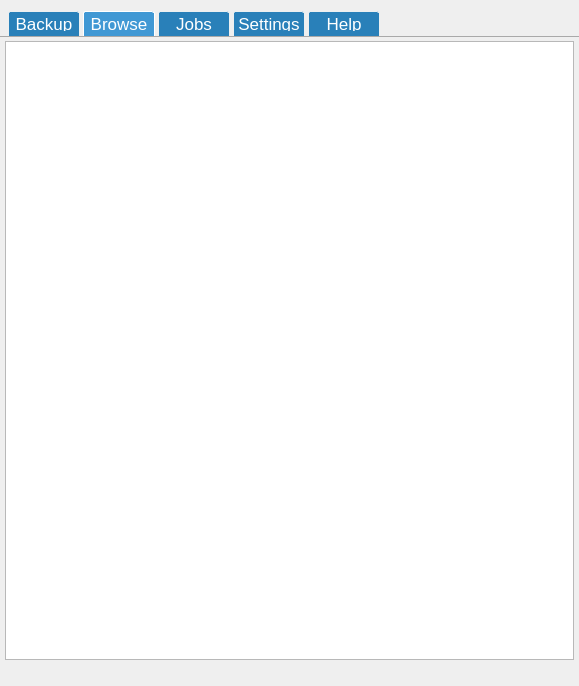
Qt form mainwindow.ui (Tarsnap/tarsnap-gui) before a commit.
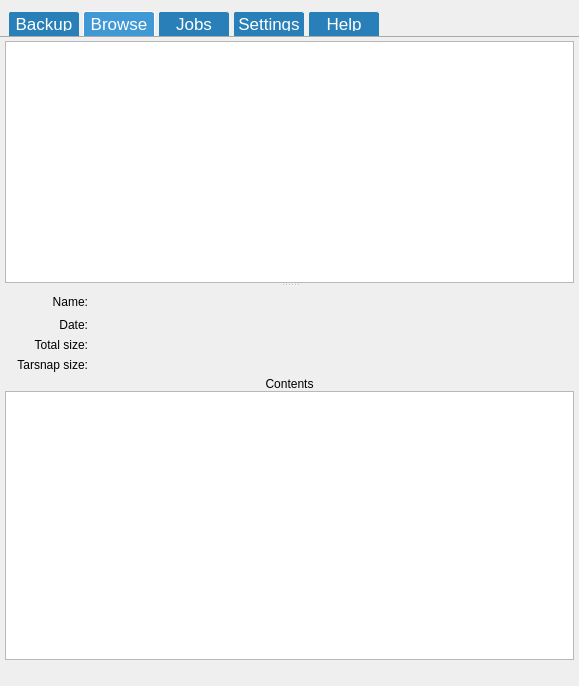
The same form after that commit. Icons and pictures are not drawn. Custom widgets are drawn as their Qt base class.

Commit message: Show archive details and contents when double clicked or Inspect button pressed in the Browse tab.

What changed in the file:
```diff
--- a/mainwindow.ui
+++ b/mainwindow.ui
@@ -294,32 +294,304 @@
         <number>5</number>
        </property>
        <item>
-        <widget class="BrowseListWidget" name="browseListWidget">
-         <property name="contextMenuPolicy">
-          <enum>Qt::ActionsContextMenu</enum>
-         </property>
-         <property name="styleSheet">
-          <string notr="true">#browseListWidget::item
+        <widget class="QWidget" name="widget_2" native="true">
+         <layout class="QVBoxLayout" name="verticalLayout_12">
+          <property name="leftMargin">
+           <number>0</number>
+          </property>
+          <property name="topMargin">
+           <number>0</number>
+          </property>
+          <property name="rightMargin">
+           <number>0</number>
+          </property>
+          <property name="bottomMargin">
+           <number>0</number>
+          </property>
+          <item>
+           <widget class="QSplitter" name="splitter">
+            <property name="orientation">
+             <enum>Qt::Vertical</enum>
+            </property>
+            <widget class="BrowseListWidget" name="browseListWidget">
+             <property name="sizePolicy">
+              <sizepolicy hsizetype="MinimumExpanding" vsizetype="MinimumExpanding">
+               <horstretch>0</horstretch>
+               <verstretch>0</verstretch>
+              </sizepolicy>
+             </property>
+             <property name="contextMenuPolicy">
+              <enum>Qt::ActionsContextMenu</enum>
+             </property>
+             <property name="styleSheet">
+              <string notr="true">#browseListWidget::item
 {
 min-height: 35px;
 selection-background-color: rgba(179, 190, 255, 80);
 }</string>
-         </property>
-         <property name="tabKeyNavigation">
-          <bool>true</bool>
-         </property>
-         <property name="alternatingRowColors">
-          <bool>true</bool>
-         </property>
-         <property name="selectionMode">
-          <enum>QAbstractItemView::ExtendedSelection</enum>
-         </property>
-         <property name="verticalScrollMode">
-          <enum>QAbstractItemView::ScrollPerPixel</enum>
-         </property>
-         <property name="horizontalScrollMode">
-          <enum>QAbstractItemView::ScrollPerPixel</enum>
-         </property>
+             </property>
+             <property name="tabKeyNavigation">
+              <bool>false</bool>
+             </property>
+             <property name="alternatingRowColors">
+              <bool>true</bool>
+             </property>
+             <property name="selectionMode">
+              <enum>QAbstractItemView::ExtendedSelection</enum>
+             </property>
+             <property name="verticalScrollMode">
+              <enum>QAbstractItemView::ScrollPerPixel</enum>
+             </property>
+             <property name="horizontalScrollMode">
+              <enum>QAbstractItemView::ScrollPerPixel</enum>
+             </property>
+            </widget>
+            <widget class="QWidget" name="archiveDetailsWidget" native="true">
+             <property name="sizePolicy">
+              <sizepolicy hsizetype="MinimumExpanding" vsizetype="MinimumExpanding">
+               <horstretch>0</horstretch>
+               <verstretch>0</verstretch>
+              </sizepolicy>
+             </property>
+             <property name="styleSheet">
+              <string notr="true">#archiveWidget {
+/*background: transparent;*/
+}</string>
+             </property>
+             <layout class="QVBoxLayout" name="verticalLayout_13">
+              <property name="spacing">
+               <number>0</number>
+              </property>
+              <property name="leftMargin">
+               <number>0</number>
+              </property>
+              <property name="topMargin">
+               <number>5</number>
+              </property>
+              <property name="rightMargin">
+               <number>0</number>
+              </property>
+              <property name="bottomMargin">
+               <number>0</number>
+              </property>
+              <item>
+               <widget class="QWidget" name="widget_4" native="true">
+                <layout class="QGridLayout" name="gridLayout_4">
+                 <property name="leftMargin">
+                  <number>12</number>
+                 </property>
+                 <property name="topMargin">
+                  <number>0</number>
+                 </property>
+                 <property name="rightMargin">
+                  <number>12</number>
+                 </property>
+                 <property name="bottomMargin">
+                  <number>5</number>
+                 </property>
+                 <item row="0" column="3" rowspan="4">
+                  <widget class="QLabel" name="archiveIconLabel">
+                   <property name="sizePolicy">
+                    <sizepolicy hsizetype="Maximum" vsizetype="Preferred">
+                     <horstretch>0</horstretch>
+                     <verstretch>0</verstretch>
+                    </sizepolicy>
+                   </property>
+                   <property name="text">
+                    <string/>
+                   </property>
+                   <property name="pixmap">
+                    <pixmap resource="resources.qrc">:/resources/file-8x.png</pixmap>
+                   </property>
+                   <property name="alignment">
+                    <set>Qt::AlignRight|Qt::AlignTrailing|Qt::AlignVCenter</set>
+                   </property>
+                   <property name="textInteractionFlags">
+                    <set>Qt::NoTextInteraction</set>
+                   </property>
+                  </widget>
+                 </item>
+                 <item row="3" column="1">
+                  <widget class="QLabel" name="archiveTarsnapSizeLabel">
+                   <property name="sizePolicy">
+                    <sizepolicy hsizetype="Preferred" vsizetype="Preferred">
+                     <horstretch>0</horstretch>
+                     <verstretch>0</verstretch>
+                    </sizepolicy>
+                   </property>
+                   <property name="text">
+                    <string/>
+                   </property>
+                   <property name="textInteractionFlags">
+                    <set>Qt::TextSelectableByMouse</set>
+                   </property>
+                  </widget>
+                 </item>
+                 <item row="1" column="0">
+                  <widget class="QLabel" name="label_24">
+                   <property name="sizePolicy">
+                    <sizepolicy hsizetype="Preferred" vsizetype="Preferred">
+                     <horstretch>0</horstretch>
+                     <verstretch>0</verstretch>
+                    </sizepolicy>
+                   </property>
+                   <property name="text">
+                    <string>Date:</string>
+                   </property>
+                   <property name="alignment">
+                    <set>Qt::AlignRight|Qt::AlignTrailing|Qt::AlignVCenter</set>
+                   </property>
+                   <property name="textInteractionFlags">
+                    <set>Qt::NoTextInteraction</set>
+                   </property>
+                  </widget>
+                 </item>
+                 <item row="3" column="0">
+                  <widget class="QLabel" name="label_26">
+                   <property name="sizePolicy">
+                    <sizepolicy hsizetype="Preferred" vsizetype="Preferred">
+                     <horstretch>0</horstretch>
+                     <verstretch>0</verstretch>
+                    </sizepolicy>
+                   </property>
+                   <property name="text">
+                    <string>Tarsnap size:</string>
+                   </property>
+                   <property name="alignment">
+                    <set>Qt::AlignRight|Qt::AlignTrailing|Qt::AlignVCenter</set>
+                   </property>
+                   <property name="textInteractionFlags">
+                    <set>Qt::NoTextInteraction</set>
+                   </property>
+                  </widget>
+                 </item>
+                 <item row="0" column="0">
+                  <widget class="QLabel" name="label_23">
+                   <property name="sizePolicy">
+                    <sizepolicy hsizetype="Preferred" vsizetype="Preferred">
+                     <horstretch>0</horstretch>
+                     <verstretch>0</verstretch>
+                    </sizepolicy>
+                   </property>
+                   <property name="text">
+                    <string>Name:</string>
+                   </property>
+                   <property name="alignment">
+                    <set>Qt::AlignRight|Qt::AlignTrailing|Qt::AlignVCenter</set>
+                   </property>
+                   <property name="textInteractionFlags">
+                    <set>Qt::NoTextInteraction</set>
+                   </property>
+                  </widget>
+                 </item>
+                 <item row="1" column="1">
+                  <widget class="QLabel" name="archiveDateLabel">
+                   <property name="sizePolicy">
+                    <sizepolicy hsizetype="Preferred" vsizetype="Preferred">
+                     <horstretch>0</horstretch>
+                     <verstretch>0</verstretch>
+                    </sizepolicy>
+                   </property>
+                   <property name="text">
+                    <string/>
+                   </property>
+                   <property name="textInteractionFlags">
+                    <set>Qt::TextSelectableByMouse</set>
+                   </property>
+                  </widget>
+                 </item>
+                 <item row="2" column="1">
+                  <widget class="QLabel" name="archiveTotalSizeLabel">
+                   <property name="sizePolicy">
+                    <sizepolicy hsizetype="Preferred" vsizetype="Preferred">
+                     <horstretch>0</horstretch>
+                     <verstretch>0</verstretch>
+                    </sizepolicy>
+                   </property>
+                   <property name="text">
+                    <string/>
+                   </property>
+                   <property name="textInteractionFlags">
+                    <set>Qt::TextSelectableByMouse</set>
+                   </property>
+                  </widget>
+                 </item>
+                 <item row="2" column="0">
+                  <widget class="QLabel" name="label_25">
+                   <property name="sizePolicy">
+                    <sizepolicy hsizetype="Preferred" vsizetype="Preferred">
+                     <horstretch>0</horstretch>
+                     <verstretch>0</verstretch>
+                    </sizepolicy>
+                   </property>
+                   <property name="text">
+                    <string>Total size:</string>
+                   </property>
+                   <property name="alignment">
+                    <set>Qt::AlignRight|Qt::AlignTrailing|Qt::AlignVCenter</set>
+                   </property>
+                   <property name="textInteractionFlags">
+                    <set>Qt::NoTextInteraction</set>
+                   </property>
+                  </widget>
+                 </item>
+                 <item row="0" column="1">
+                  <widget class="QLabel" name="archiveNameLabel">
+                   <property name="sizePolicy">
+                    <sizepolicy hsizetype="Preferred" vsizetype="Preferred">
+                     <horstretch>0</horstretch>
+                     <verstretch>0</verstretch>
+                    </sizepolicy>
+                   </property>
+                   <property name="text">
+                    <string/>
+                   </property>
+                   <property name="textInteractionFlags">
+                    <set>Qt::TextSelectableByMouse</set>
+                   </property>
+                  </widget>
+                 </item>
+                 <item row="0" column="2">
+                  <spacer name="horizontalSpacer_5">
+                   <property name="orientation">
+                    <enum>Qt::Horizontal</enum>
+                   </property>
+                   <property name="sizeType">
+                    <enum>QSizePolicy::MinimumExpanding</enum>
+                   </property>
+                   <property name="sizeHint" stdset="0">
+                    <size>
+                     <width>40</width>
+                     <height>20</height>
+                    </size>
+                   </property>
+                  </spacer>
+                 </item>
+                </layout>
+               </widget>
+              </item>
+              <item>
+               <widget class="QLabel" name="archiveContentsLabel">
+                <property name="text">
+                 <string>Contents</string>
+                </property>
+                <property name="alignment">
+                 <set>Qt::AlignCenter</set>
+                </property>
+               </widget>
+              </item>
+              <item>
+               <widget class="QTextBrowser" name="archiveContentsTextBrowser">
+                <property name="styleSheet">
+                 <string notr="true"/>
+                </property>
+               </widget>
+              </item>
+             </layout>
+            </widget>
+           </widget>
+          </item>
+         </layout>
         </widget>
        </item>
       </layout>
```
Left out of the diff: 4 changed lines with no effect on the pictures. The commit also changes 8 other files.
